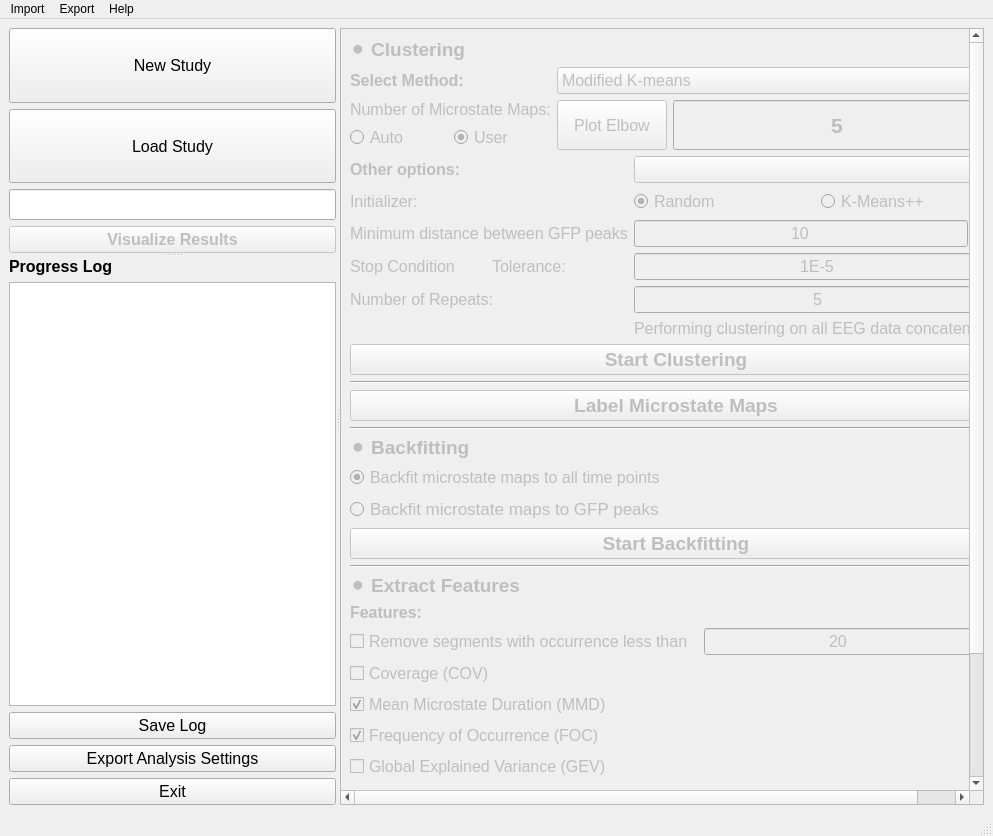
Above: src/main/resources/base/MainMicrostateWindow.ui from eeg-comet/eeg-comet before the change. Below: the same form after it.
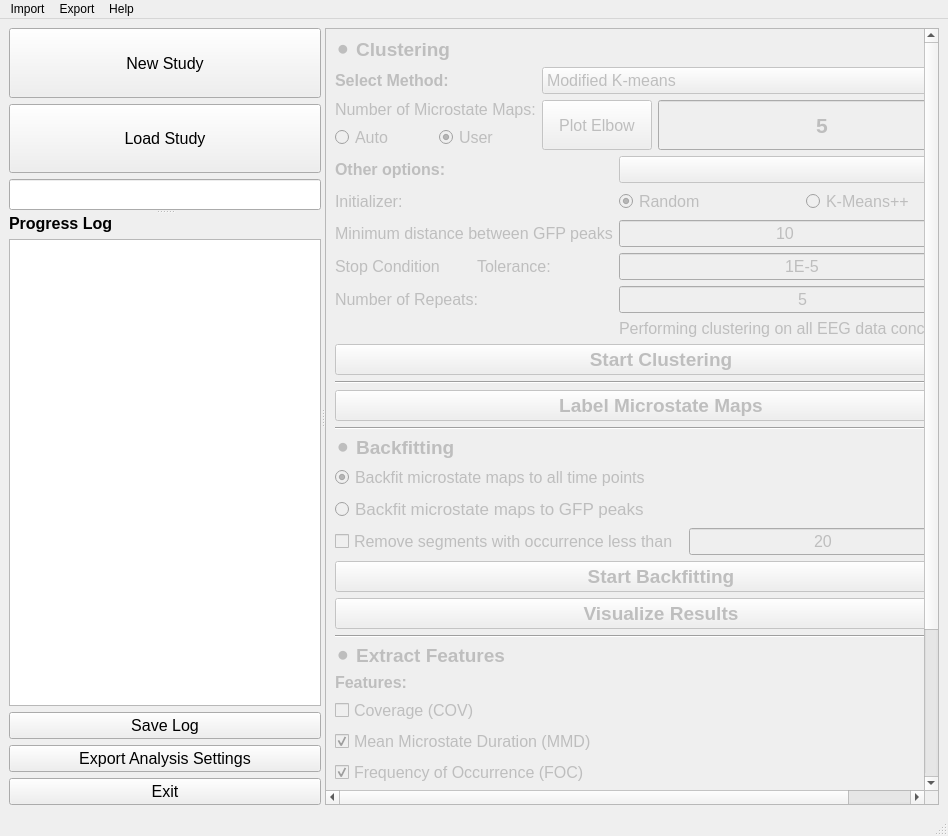
That is the form after the change.

```diff
--- a/src/main/resources/base/MainMicrostateWindow.ui
+++ b/src/main/resources/base/MainMicrostateWindow.ui
@@ -6,7 +6,7 @@
    <rect>
     <x>0</x>
     <y>0</y>
-    <width>993</width>
+    <width>948</width>
     <height>836</height>
    </rect>
   </property>
@@ -101,35 +101,6 @@
            </property>
           </widget>
          </item>
-         <item>
-          <widget class="QPushButton" name="step3_visualize_clustering_button">
-           <property name="enabled">
-            <bool>false</bool>
-           </property>
-           <property name="sizePolicy">
-            <sizepolicy hsizetype="Preferred" vsizetype="Fixed">
-             <horstretch>0</horstretch>
-             <verstretch>0</verstretch>
-            </sizepolicy>
-           </property>
-           <property name="maximumSize">
-            <size>
-             <width>16777215</width>
-             <height>16777215</height>
-            </size>
-           </property>
-           <property name="font">
-            <font>
-             <pointsize>12</pointsize>
-             <weight>75</weight>
-             <bold>true</bold>
-            </font>
-           </property>
-           <property name="text">
-            <string>Visualize Results</string>
-           </property>
-          </widget>
-         </item>
         </layout>
        </widget>
        <widget class="QWidget" name="verticalLayoutWidget_2">
@@ -269,7 +240,7 @@
          <rect>
           <x>0</x>
           <y>0</y>
-          <width>568</width>
+          <width>541</width>
           <height>786</height>
          </rect>
         </property>
@@ -1091,61 +1062,6 @@
              </property>
             </widget>
            </item>
-           <item row="14" column="0" colspan="2">
-            <layout class="QHBoxLayout" name="horizontalLayout">
-             <item>
-              <widget class="QCheckBox" name="step3_remove_segs_checkbox">
-               <property name="enabled">
-                <bool>false</bool>
-               </property>
-               <property name="font">
-                <font>
-                 <pointsize>12</pointsize>
-                </font>
-               </property>
-               <property name="text">
-                <string>Remove segments with occurrence less than </string>
-               </property>
-              </widget>
-             </item>
-             <item>
-              <widget class="QLineEdit" name="step3_remove_segs_input">
-               <property name="enabled">
-                <bool>false</bool>
-               </property>
-               <property name="font">
-                <font>
-                 <pointsize>12</pointsize>
-                </font>
-               </property>
-               <property name="text">
-                <string>20</string>
-               </property>
-               <property name="maxLength">
-                <number>3</number>
-               </property>
-               <property name="alignment">
-                <set>Qt::AlignCenter</set>
-               </property>
-              </widget>
-             </item>
-             <item>
-              <widget class="QLabel" name="step3_remove_segs_label">
-               <property name="enabled">
-                <bool>false</bool>
-               </property>
-               <property name="font">
-                <font>
-                 <pointsize>12</pointsize>
-                </font>
-               </property>
-               <property name="text">
-                <string>ms</string>
-               </property>
-              </widget>
-             </item>
-            </layout>
-           </item>
            <item row="4" column="0" colspan="2">
             <layout class="QVBoxLayout" name="verticalLayout">
              <property name="sizeConstraint">
@@ -1256,7 +1172,7 @@
                </property>
               </widget>
              </item>
-             <item row="3" column="0">
+             <item row="4" column="0">
               <widget class="QPushButton" name="step2_backfit_button">
                <property name="enabled">
                 <bool>false</bool>
@@ -1312,6 +1228,93 @@
                </property>
               </widget>
              </item>
+             <item row="3" column="0">
+              <layout class="QHBoxLayout" name="horizontalLayout">
+               <item>
+                <widget class="QCheckBox" name="step3_remove_segs_checkbox">
+                 <property name="enabled">
+                  <bool>false</bool>
+                 </property>
+                 <property name="font">
+                  <font>
+                   <pointsize>12</pointsize>
+                  </font>
+                 </property>
+                 <property name="text">
+                  <string>Remove segments with occurrence less than </string>
+                 </property>
+                </widget>
+               </item>
+               <item>
+                <widget class="QLineEdit" name="step3_remove_segs_input">
+                 <property name="enabled">
+                  <bool>false</bool>
+                 </property>
+                 <property name="font">
+                  <font>
+                   <pointsize>12</pointsize>
+                  </font>
+                 </property>
+                 <property name="text">
+                  <string>20</string>
+                 </property>
+                 <property name="maxLength">
+                  <number>3</number>
+                 </property>
+                 <property name="alignment">
+                  <set>Qt::AlignCenter</set>
+                 </property>
+                </widget>
+               </item>
+               <item>
+                <widget class="QLabel" name="step3_remove_segs_label">
+                 <property name="enabled">
+                  <bool>false</bool>
+                 </property>
+                 <property name="font">
+                  <font>
+                   <pointsize>12</pointsize>
+                  </font>
+                 </property>
+                 <property name="text">
+                  <string>ms</string>
+                 </property>
+                </widget>
+               </item>
+              </layout>
+             </item>
+             <item row="5" column="0">
+              <widget class="QPushButton" name="step3_visualize_clustering_button">
+               <property name="enabled">
+                <bool>false</bool>
+               </property>
+               <property name="sizePolicy">
+                <sizepolicy hsizetype="Preferred" vsizetype="Fixed">
+                 <horstretch>0</horstretch>
+                 <verstretch>0</verstretch>
+                </sizepolicy>
+               </property>
+               <property name="maximumSize">
+                <size>
+                 <width>16777215</width>
+                 <height>16777215</height>
+                </size>
+               </property>
+               <property name="font">
+                <font>
+                 <pointsize>14</pointsize>
+                 <weight>75</weight>
+                 <bold>true</bold>
+                </font>
+               </property>
+               <property name="cursor">
+                <cursorShape>PointingHandCursor</cursorShape>
+               </property>
+               <property name="text">
+                <string>Visualize Results</string>
+               </property>
+              </widget>
+             </item>
             </layout>
            </item>
           </layout>
@@ -1328,7 +1331,7 @@
     <rect>
      <x>0</x>
      <y>0</y>
-     <width>993</width>
+     <width>948</width>
      <height>18</height>
     </rect>
    </property>
```
Left out of the diff: 9 changed lines with no effect on the pictures.
